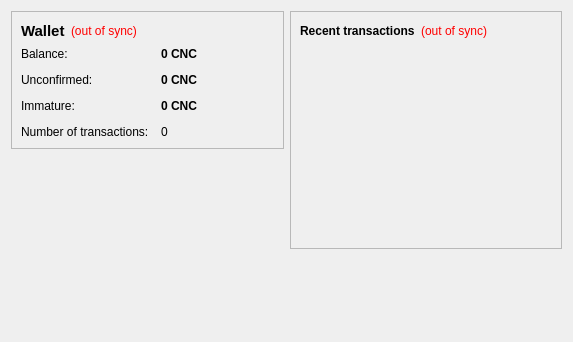
Qt form src/qt/forms/overviewpage.ui (bitwatts/BitOre) before a commit.
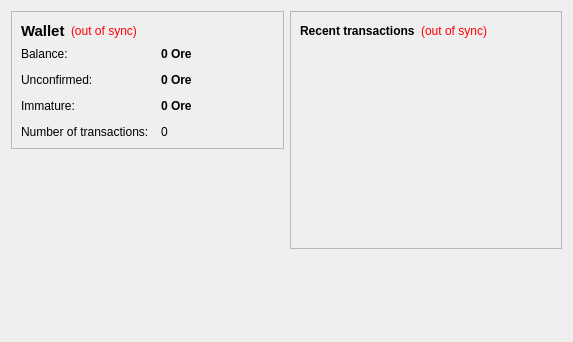
The same form after that commit.

The edit to the form file:
```diff
--- a/src/qt/forms/overviewpage.ui
+++ b/src/qt/forms/overviewpage.ui
@@ -105,7 +105,7 @@
              <string>Your current balance</string>
             </property>
             <property name="text">
-             <string notr="true">0 CNC</string>
+             <string notr="true">0 Ore</string>
             </property>
             <property name="textInteractionFlags">
              <set>Qt::LinksAccessibleByMouse|Qt::TextSelectableByKeyboard|Qt::TextSelectableByMouse</set>
@@ -134,7 +134,7 @@
              <string>Total of transactions that have yet to be confirmed, and do not yet count toward the current balance</string>
             </property>
             <property name="text">
-             <string notr="true">0 CNC</string>
+             <string notr="true">0 Ore</string>
             </property>
             <property name="textInteractionFlags">
              <set>Qt::LinksAccessibleByMouse|Qt::TextSelectableByKeyboard|Qt::TextSelectableByMouse</set>
@@ -177,7 +177,7 @@
              <string>Mined balance that has not yet matured</string>
             </property>
             <property name="text">
-             <string notr="true">0 CNC</string>
+             <string notr="true">0 Ore</string>
             </property>
             <property name="textInteractionFlags">
              <set>Qt::LinksAccessibleByMouse|Qt::TextSelectableByKeyboard|Qt::TextSelectableByMouse</set>
```
Left out of the diff: 4 changed lines with no effect on the pictures.
